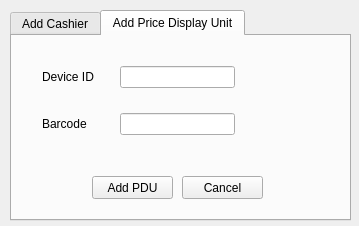
Before: the Qt Designer form UiFiles/AddUnit.ui in Obwoya/retailGUI, drawn with Qt 5.
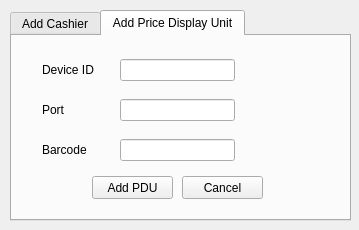
After: the same form once the commit is applied. The open tabs and pages were chosen to show the change.

Patch:
```diff
--- a/UiFiles/AddUnit.ui
+++ b/UiFiles/AddUnit.ui
@@ -7,7 +7,7 @@
     <x>0</x>
     <y>0</y>
     <width>359</width>
-    <height>226</height>
+    <height>230</height>
    </rect>
   </property>
   <property name="windowTitle">
@@ -183,7 +183,7 @@
        <x>30</x>
        <y>20</y>
        <width>271</width>
-       <height>91</height>
+       <height>111</height>
       </rect>
      </property>
      <layout class="QGridLayout" name="gridLayout_2" columnstretch="50,100,50">
@@ -216,29 +216,53 @@
          <string notr="true"/>
         </property>
         <property name="text">
-         <string>Barcode</string>
+         <string>Port</string>
         </property>
        </widget>
       </item>
       <item row="1" column="2">
+       <widget class="QLabel" name="error_Port">
+        <property name="text">
+         <string/>
+        </property>
+       </widget>
+      </item>
+      <item row="1" column="1">
+       <widget class="QLineEdit" name="device_port">
+        <property name="styleSheet">
+         <string notr="true"/>
+        </property>
+       </widget>
+      </item>
+      <item row="0" column="1">
+       <widget class="QLineEdit" name="device_id">
+        <property name="styleSheet">
+         <string notr="true"/>
+        </property>
+       </widget>
+      </item>
+      <item row="2" column="2">
        <widget class="QLabel" name="error_Bar">
         <property name="text">
          <string/>
         </property>
        </widget>
       </item>
-      <item row="1" column="1">
+      <item row="2" column="1">
        <widget class="QLineEdit" name="device_barcode">
         <property name="styleSheet">
          <string notr="true"/>
         </property>
        </widget>
       </item>
-      <item row="0" column="1">
-       <widget class="QLineEdit" name="device_id">
+      <item row="2" column="0">
+       <widget class="QLabel" name="label_7">
         <property name="styleSheet">
          <string notr="true"/>
         </property>
+        <property name="text">
+         <string>Barcode</string>
+        </property>
        </widget>
       </item>
      </layout>
```
Left out of the diff: 3 changed lines with no effect on the pictures.
